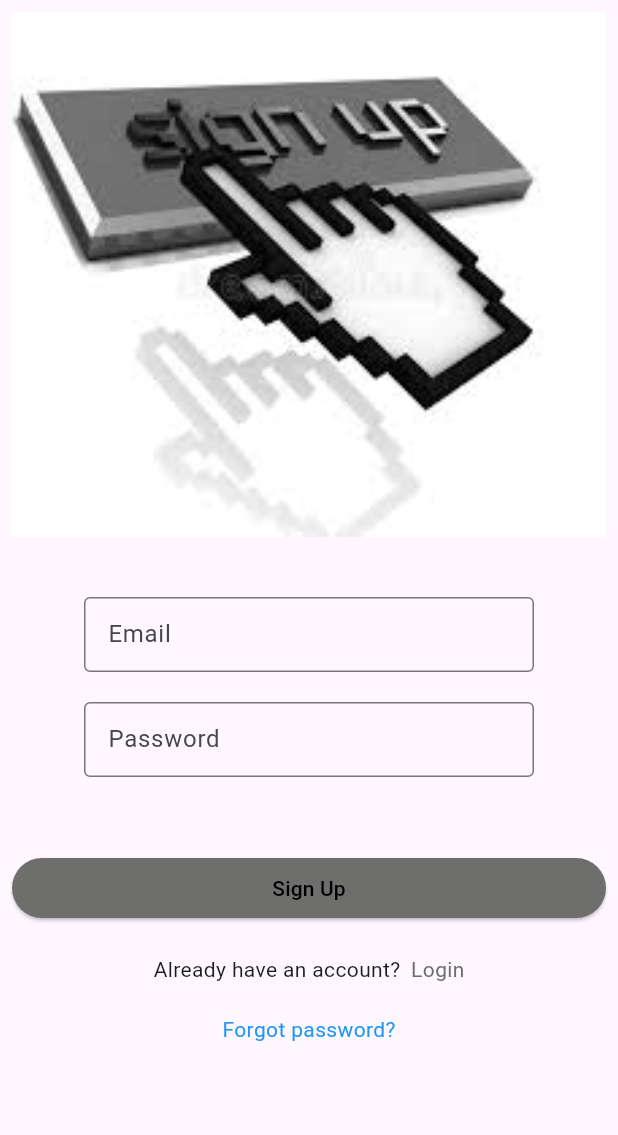
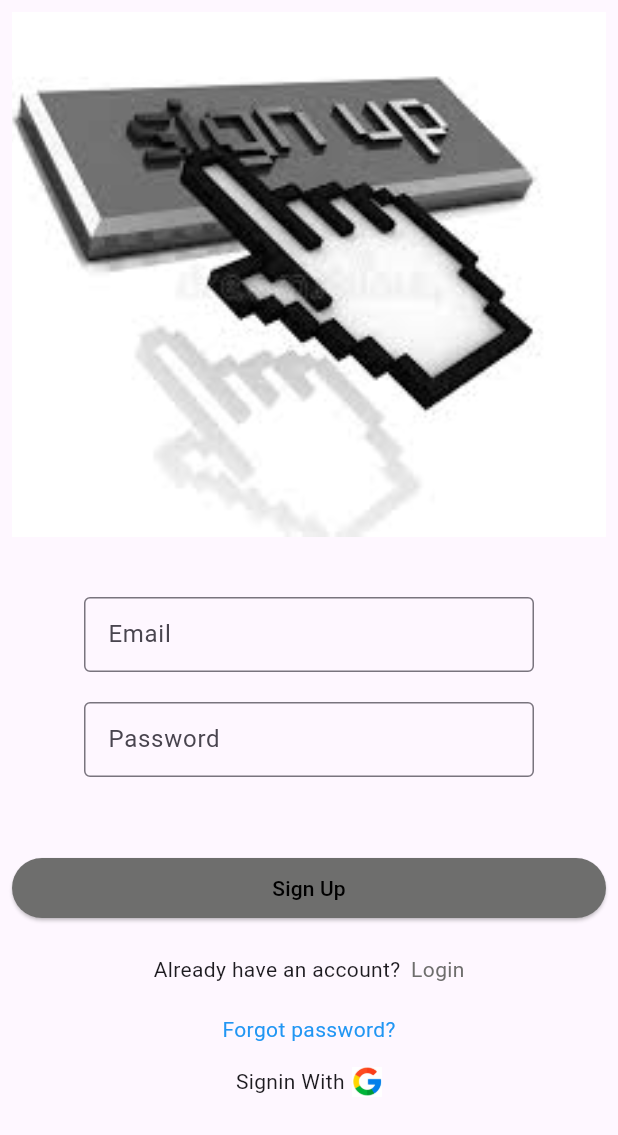
Before and after one commit to remyamp1/Firebase_authentication, a Flutter app: the screen it shows after launch, on a phone screen of 412 x 824 dp. Shown: the top 1135 px of the screen. Run offline on Flutter 3.47's test engine with Material 3 defaults, Android fonts, the phone set to English and light mode, and no system bars; our stand-ins replace firebase_auth, firebase_core, google_sign_in; accounts and stored records are empty.

Commit message:
14-11-24

```diff
--- a/lib/sign.dart
+++ b/lib/sign.dart
@@ -2,6 +2,7 @@ import 'package:firebase_auth/firebase_auth.dart';
 import 'package:firebase_userauthentication/forgotpassword.dart';
 import 'package:firebase_userauthentication/login.dart';
 import 'package:flutter/material.dart';
+import 'package:google_sign_in/google_sign_in.dart';
 
 class SignPage extends StatefulWidget {
   const SignPage({super.key});
@@ -11,12 +12,29 @@ class SignPage extends StatefulWidget {
 }
 
 class _SignPageState extends State<SignPage> {
-  TextEditingController _emaliController=TextEditingController();
-  TextEditingController _passwordController=TextEditingController();
+  Future<UserCredential?> loginWithGoogle() async {
+    try {
+      final GoogleSignIn googleSignIn = GoogleSignIn(
+          clientId:
+              "359367635485-dmkquks85o63mnfhbmrdck41khqdrldm.apps.googleusercontent.com");
+      final googleUser = await googleSignIn.signIn();
+      final googleAuth = await googleUser?.authentication;
+      final cred = GoogleAuthProvider.credential(
+          idToken: googleAuth?.idToken, accessToken: googleAuth?.accessToken);
+      return await FirebaseAuth.instance.signInWithCredential(cred);
+    } catch (e) {
+      print(e.toString());
+    }
+    return null;
+  }
 
-  Future<void> _signUp()async{
+  TextEditingController _emaliController = TextEditingController();
+  TextEditingController _passwordController = TextEditingController();
+
+  Future<void> _signUp() async {
     try {
-      await FirebaseAuth.instance.createUserWithEmailAndPassword(email: _emaliController.text.trim(),
+      await FirebaseAuth.instance.createUserWithEmailAndPassword(
+          email: _emaliController.text.trim(),
           password: _passwordController.text.trim());
       print("User signed up");
     } catch (e) {
@@ -24,17 +42,22 @@ class _SignPageState extends State<SignPage> {
     }
   }
 
-  void _showErrorDialog(String message){
-    showDialog(context: context, builder: (context)=>AlertDialog(
+  void _showErrorDialog(String message) {
+    showDialog(
+        context: context,
+        builder: (context) => AlertDialog(
               title: Text("Error"),
               content: Text("Message"),
               actions: [
-        TextButton(onPressed: (){
+                TextButton(
+                    onPressed: () {
                       Navigator.of(context).pop();
-        }, child: Text("Ok"))
+                    },
+                    child: Text("Ok"))
               ],
             ));
   }
+
   @override
   Widget build(BuildContext context) {
     return Scaffold(
@@ -75,7 +98,8 @@ class _SignPageState extends State<SignPage> {
             ElevatedButton(
                 onPressed: () {
                   _signUp();
-                  Navigator.push(context,MaterialPageRoute(builder: (context)=>LoginPage()));
+                  Navigator.push(context,
+                      MaterialPageRoute(builder: (context) => LoginPage()));
                 },
                 style: ElevatedButton.styleFrom(
                     backgroundColor: const Color.fromARGB(255, 110, 110, 109),
@@ -100,7 +124,8 @@ class _SignPageState extends State<SignPage> {
                 ),
                 GestureDetector(
                   onTap: () {
-                    Navigator.push(context,MaterialPageRoute(builder: (context)=>LoginPage()));
+                    Navigator.push(context,
+                        MaterialPageRoute(builder: (context) => LoginPage()));
                   },
                   child: Text(
                     "Login",
@@ -113,11 +138,39 @@ class _SignPageState extends State<SignPage> {
             SizedBox(height: 20),
             GestureDetector(
               onTap: () {
-                Navigator.push(context, MaterialPageRoute(builder: (context)=>ForgotpasswordPage()));              },
+                Navigator.push(
+                    context,
+                    MaterialPageRoute(
+                        builder: (context) => ForgotpasswordPage()));
+              },
               child: Text(
                 "Forgot password?",
                 style: TextStyle(color: Colors.blue),
               ),
+            ),
+            SizedBox(
+              height: 15,
+            ),
+            Row(
+              mainAxisAlignment: MainAxisAlignment.center,
+              children: [
+                Text("Signin With"),
+                SizedBox(
+                  width: 5,
+                ),
+                GestureDetector(
+                  onTap: () async {
+                    await loginWithGoogle();
+                  },
+                  child: Container(
+                    height: 20,
+                    width: 20,
+                    decoration: BoxDecoration(
+                        image: DecorationImage(
+                            image: AssetImage("assets/images/google.jpeg"))),
+                  ),
+                )
+              ],
             )
           ],
         ),
--- a/pubspec.yaml
+++ b/pubspec.yaml
@@ -36,6 +36,7 @@ dependencies:
   cupertino_icons: ^1.0.8
   firebase_core: ^3.7.0
   firebase_auth: ^5.3.2
+  google_sign_in: ^6.2.2
 
 dev_dependencies:
   flutter_test:
```
Also changed, not shown: lib/login.dart (+5 -15 lines), assets/images/google.jpeg (added), pubspec.lock, 1 other file. Lines whose indentation alone changed are shown as unchanged.
